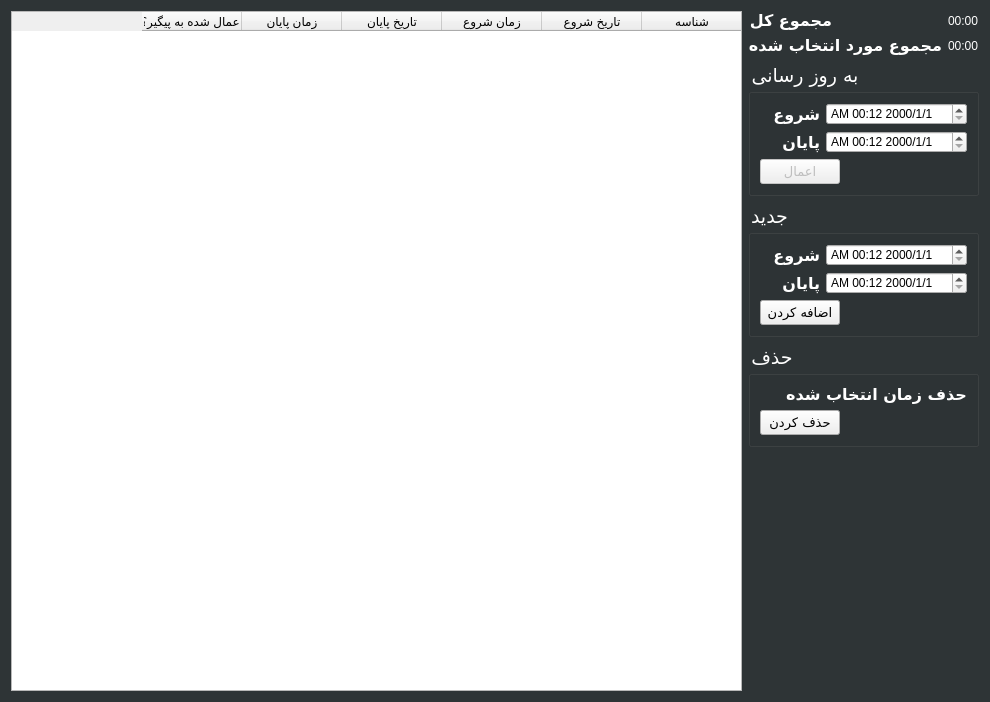
The window that time-tracker/TimesliceEditorDialog.ui (its-saeed/retracker) describes before a commit, drawn with Qt 5.
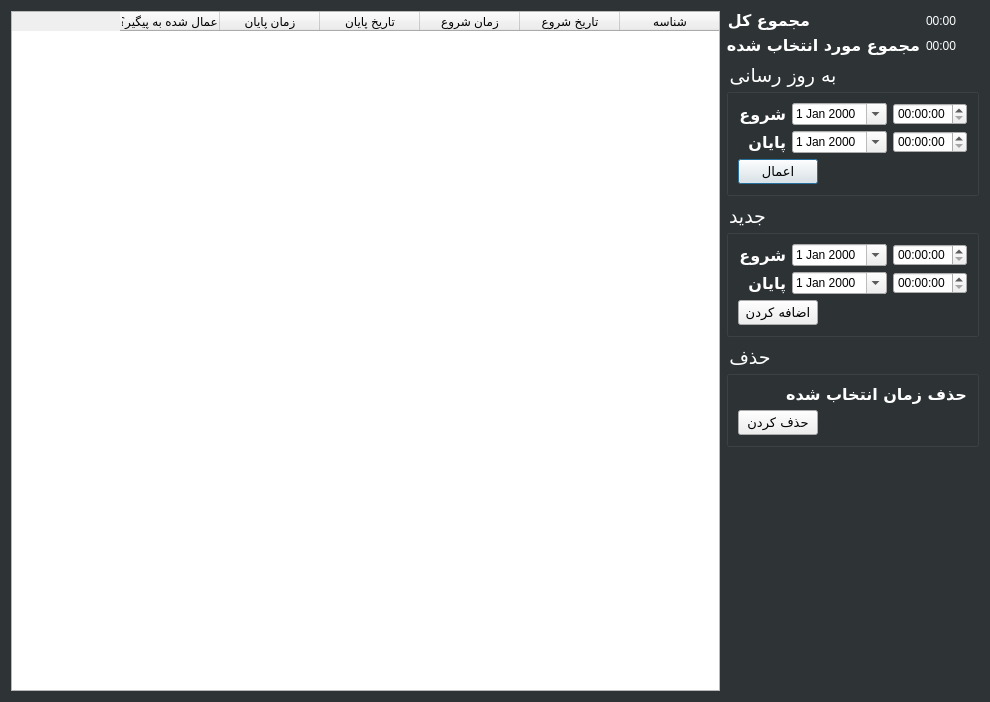
The same window after the commit. Icons and pictures are not drawn.

Commit message: Tmeslice editor add timeslice fixed

```diff
--- a/time-tracker/TimesliceEditorDialog.ui
+++ b/time-tracker/TimesliceEditorDialog.ui
@@ -162,28 +162,6 @@
         <string>به روز رسانی</string>
        </property>
        <layout class="QGridLayout" name="gridLayout">
-        <item row="0" column="0">
-         <widget class="QLabel" name="label">
-          <property name="font">
-           <font>
-            <family>B Yekan</family>
-            <pointsize>12</pointsize>
-            <weight>75</weight>
-            <bold>true</bold>
-           </font>
-          </property>
-          <property name="text">
-           <string>شروع</string>
-          </property>
-         </widget>
-        </item>
-        <item row="0" column="1">
-         <widget class="QDateTimeEdit" name="dte_update_start">
-          <property name="displayFormat">
-           <string>AP mm:h yyyy/d/M</string>
-          </property>
-         </widget>
-        </item>
         <item row="1" column="0">
          <widget class="QLabel" name="label_2">
           <property name="font">
@@ -199,19 +177,12 @@
           </property>
          </widget>
         </item>
-        <item row="1" column="1">
-         <widget class="QDateTimeEdit" name="dte_update_end">
-          <property name="displayFormat">
-           <string>AP mm:h yyyy/d/M</string>
-          </property>
-         </widget>
-        </item>
-        <item row="2" column="0" colspan="2">
+        <item row="2" column="0" colspan="3">
          <layout class="QHBoxLayout" name="horizontalLayout">
           <item>
            <widget class="QPushButton" name="btn_apply">
             <property name="enabled">
-             <bool>false</bool>
+             <bool>true</bool>
             </property>
             <property name="font">
              <font>
@@ -252,6 +223,55 @@
           </item>
          </layout>
         </item>
+        <item row="0" column="0">
+         <widget class="QLabel" name="label">
+          <property name="font">
+           <font>
+            <family>B Yekan</family>
+            <pointsize>12</pointsize>
+            <weight>75</weight>
+            <bold>true</bold>
+           </font>
+          </property>
+          <property name="text">
+           <string>شروع</string>
+          </property>
+         </widget>
+        </item>
+        <item row="0" column="1">
+         <widget class="QDateEdit" name="de_update_start">
+          <property name="calendarPopup">
+           <bool>true</bool>
+          </property>
+         </widget>
+        </item>
+        <item row="0" column="2">
+         <widget class="QTimeEdit" name="te_update_start">
+          <property name="displayFormat">
+           <string>hh:mm:ss</string>
+          </property>
+          <property name="calendarPopup">
+           <bool>true</bool>
+          </property>
+         </widget>
+        </item>
+        <item row="1" column="1">
+         <widget class="QDateEdit" name="de_update_end">
+          <property name="calendarPopup">
+           <bool>true</bool>
+          </property>
+         </widget>
+        </item>
+        <item row="1" column="2">
+         <widget class="QTimeEdit" name="te_update_end">
+          <property name="displayFormat">
+           <string>hh:mm:ss</string>
+          </property>
+          <property name="calendarPopup">
+           <bool>true</bool>
+          </property>
+         </widget>
+        </item>
        </layout>
       </widget>
      </item>
@@ -285,7 +305,7 @@
           </property>
          </widget>
         </item>
-        <item row="2" column="0" colspan="2">
+        <item row="2" column="0" colspan="3">
          <layout class="QHBoxLayout" name="horizontalLayout_3">
           <item>
            <widget class="QPushButton" name="btn_add_timeslice">
@@ -331,13 +351,6 @@
           </item>
          </layout>
         </item>
-        <item row="1" column="1">
-         <widget class="QDateTimeEdit" name="dte_add_end">
-          <property name="displayFormat">
-           <string>AP mm:h yyyy/d/M</string>
-          </property>
-         </widget>
-        </item>
         <item row="0" column="0">
          <widget class="QLabel" name="label_5">
           <property name="font">
@@ -354,9 +367,36 @@
          </widget>
         </item>
         <item row="0" column="1">
-         <widget class="QDateTimeEdit" name="dte_add_start">
+         <widget class="QDateEdit" name="de_add_start">
+          <property name="calendarPopup">
+           <bool>true</bool>
+          </property>
+         </widget>
+        </item>
+        <item row="0" column="2">
+         <widget class="QTimeEdit" name="te_add_start">
           <property name="displayFormat">
-           <string>AP mm:h yyyy/d/M</string>
+           <string>hh:mm:ss</string>
+          </property>
+          <property name="calendarPopup">
+           <bool>true</bool>
+          </property>
+         </widget>
+        </item>
+        <item row="1" column="1">
+         <widget class="QDateEdit" name="de_add_end">
+          <property name="calendarPopup">
+           <bool>true</bool>
+          </property>
+         </widget>
+        </item>
+        <item row="1" column="2">
+         <widget class="QTimeEdit" name="te_add_end">
+          <property name="displayFormat">
+           <string>hh:mm:ss</string>
+          </property>
+          <property name="calendarPopup">
+           <bool>true</bool>
           </property>
          </widget>
         </item>
```
The commit also changes 1 other file.
